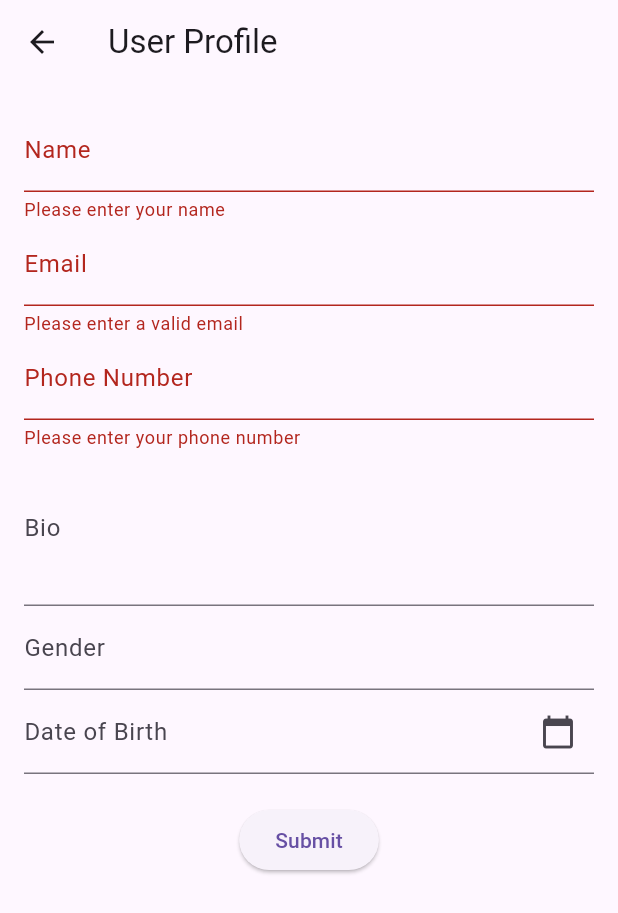
After one commit to LuckyVishwa1104/AI-Resume-Summary, a Flutter app: the UserProfilePage screen opened directly, after a tap on "Submit", on a phone screen of 412 x 824 dp. The commit adds this screen. Shown: the top 913 px of the screen. Run offline on Flutter 3.47's test engine with Material 3 defaults, Android fonts, the phone set to English and light mode, and no system bars; our stand-ins replace flutter_dotenv; missing offline and left inert: amplify_auth_cognito, amplify_authenticator, amplify_flutter.

Commit message:
addded the user data collection page

```diff
--- a/lib/main.dart
+++ b/lib/main.dart
@@ -31,14 +31,12 @@ class _MyAppState extends State<MyApp> {
       await Amplify.addPlugin(auth);
       await Amplify.configure(amplifyconfig);
 
-      // After configuring Amplify, check the current user state
       await _checkUserSession();
     } on Exception catch (e) {
       safePrint('An error occurred configuring Amplify: $e');
     }
   }
 
-  // Check if there is an active session
   Future<void> _checkUserSession() async {
     try {
       final user = await Amplify.Auth.getCurrentUser();
--- /dev/null
+++ b/lib/pages/user_data_collection.dart
@@ -0,0 +1,162 @@
+import 'package:ai_summary/pages/home_page.dart';
+import 'package:flutter/material.dart';
+import 'package:intl/intl.dart';
+import 'package:amplify_flutter/amplify_flutter.dart';
+
+class UserProfilePage extends StatefulWidget {
+  @override
+  _UserProfilePageState createState() => _UserProfilePageState();
+}
+
+class _UserProfilePageState extends State<UserProfilePage> {
+  final _formKey = GlobalKey<FormState>();
+  String name = '';
+  String? dob; // Optional date of birth
+  String gender = '';
+  String bio = '';
+  String phoneNumber = '';
+  String email = '';
+
+  @override
+  Widget build(BuildContext context) {
+    return Scaffold(
+      appBar: AppBar(
+        title: Text('User Profile'),
+      ),
+      body: SingleChildScrollView(
+        child: Padding(
+          padding: const EdgeInsets.all(16.0),
+          child: Form(
+            key: _formKey,
+            child: Column(
+              children: [
+                TextFormField(
+                  decoration: InputDecoration(labelText: 'Name'),
+                  validator: (value) {
+                    if (value == null || value.isEmpty) {
+                      return 'Please enter your name';
+                    }
+                    return null;
+                  },
+                  onChanged: (value) {
+                    setState(() {
+                      name = value;
+                    });
+                  },
+                ),
+                TextFormField(
+                  decoration: InputDecoration(labelText: 'Email'),
+                  validator: (value) {
+                    if (value == null || value.isEmpty || !RegExp(r'^[^@]+@[^@]+\.[^@]+').hasMatch(value)) {
+                      return 'Please enter a valid email';
+                    }
+                    return null;
+                  },
+                  onChanged: (value) {
+                    setState(() {
+                      email = value;
+                    });
+                  },
+                ),
+                TextFormField(
+                  decoration: InputDecoration(labelText: 'Phone Number'),
+                  validator: (value) {
+                    if (value == null || value.isEmpty) {
+                      return 'Please enter your phone number';
+                    }
+                    return null;
+                  },
+                  onChanged: (value) {
+                    setState(() {
+                      phoneNumber = value;
+                    });
+                  },
+                ),
+                TextFormField(
+                  decoration: InputDecoration(labelText: 'Bio'),
+                  maxLines: 3,
+                  onChanged: (value) {
+                    setState(() {
+                      bio = value;
+                    });
+                  },
+                ),
+                TextFormField(
+                  decoration: InputDecoration(labelText: 'Gender'),
+                  onChanged: (value) {
+                    setState(() {
+                      gender = value;
+                    });
+                  },
+                ),
+                TextFormField(
+                  decoration: InputDecoration(
+                    labelText: 'Date of Birth',
+                    suffixIcon: IconButton(
+                      icon: const Icon(Icons.calendar_today),
+                      onPressed: () async {
+                        DateTime? selectedDate = await showDatePicker(
+                          context: context,
+                          initialDate: DateTime.now(),
+                          firstDate: DateTime(1900),
+                          lastDate: DateTime.now(),
+                        );
+                        if (selectedDate != null) {
+                          setState(() {
+                            dob = DateFormat('yyyy-MM-dd').format(selectedDate);
+                          });
+                        }
+                      },
+                    ),
+                  ),
+                  readOnly: true,
+                  initialValue: dob,
+                ),
+                SizedBox(height: 20),
+                ElevatedButton(
+                  onPressed: () {
+                    if (_formKey.currentState!.validate()) {
+                      createUserProfile(name, dob, gender, bio, phoneNumber, email).then((_) {
+                        Navigator.pushReplacement(context, MaterialPageRoute(builder: (context)=> HomePage()));
+                      });
+                    }
+                  },
+                  child: Text('Submit'),
+                ),
+              ],
+            ),
+          ),
+        ),
+      ),
+    );
+  }
+
+  Future<void> createUserProfile(String name, String? dob, String gender, String bio, String phoneNumber, String email) async {
+    String graphQLDocument = '''mutation CreateUserProfile(\$name: String!, \$dob: AWSDate, \$gender: String, \$bio: String, \$phoneNumber: String, \$email: String!) {
+        createUserProfile(name: \$name, dateOfBirth: \$dob, gender: \$gender, bio: \$bio, phoneNumber: \$phoneNumber, email: \$email) {
+          id
+          name
+          email
+        }
+      }''';
+
+    var variables = {
+      'name': name,
+      'dob': dob,
+      'gender': gender,
+      'bio': bio,
+      'phoneNumber': phoneNumber,
+      'email': email,
+    };
+
+    var request = GraphQLRequest<String>(document: graphQLDocument, variables: variables);
+    var response = await Amplify.API.mutate(request: request).response;
+
+    if (response.errors.isEmpty) {
+      print('UserProfile created: ${response.data}');
+    } else {
+      print('Errors: ${response.errors}');
+      // Handle error scenarios appropriately
+    }
+  }
+}
```
Also changed, not shown: lib/pages/user_details.dart (deleted, +0 -15 lines).
